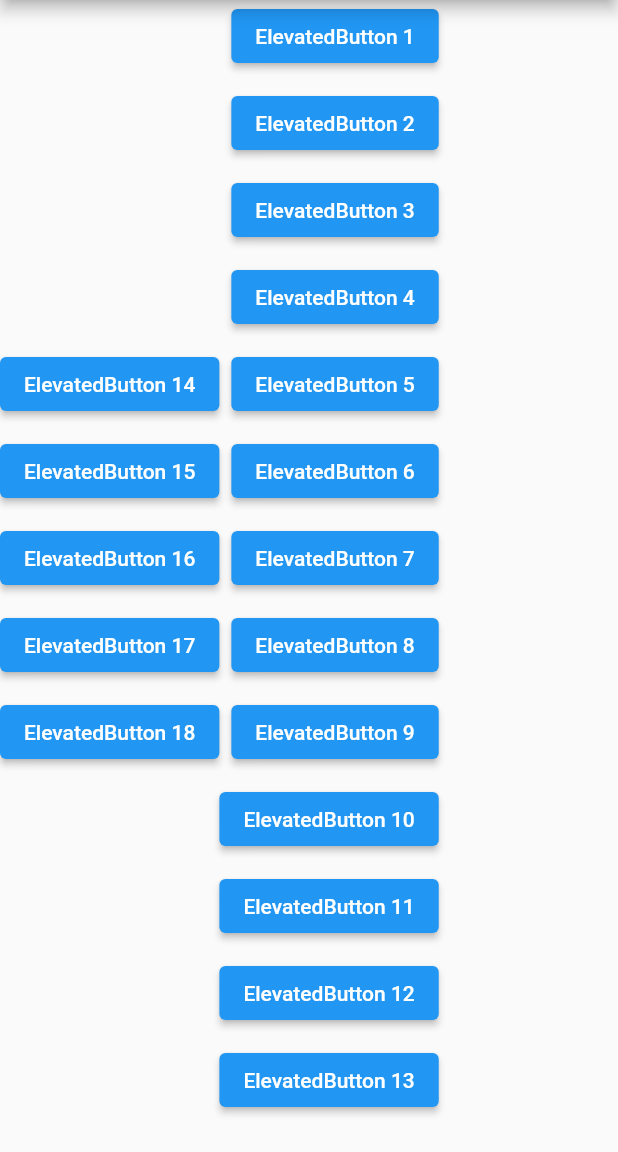
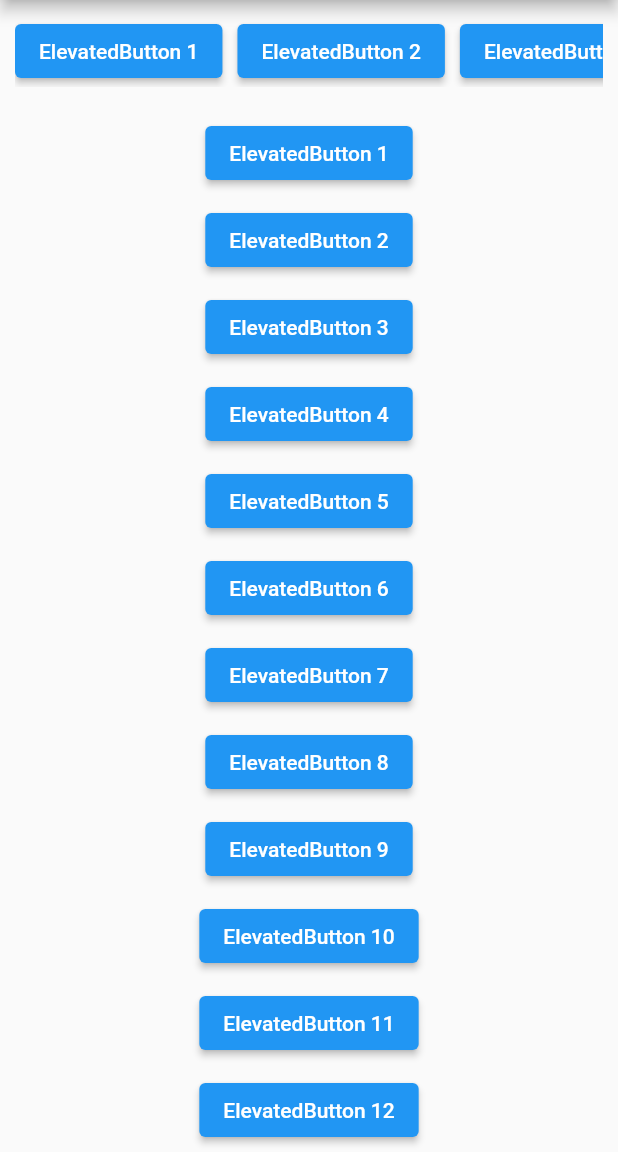
Before and after one commit to partho-debnath/flutter, a Flutter app: the screen it shows after launch, on a phone screen of 412 x 824 dp, the part 84-1236 px from its top. Run offline on Flutter 3.47's test engine with Material 2 defaults, Android fonts, the phone set to English and light mode, and no system bars.

Commit message:
SingleChildScrollView

```diff
--- a/lib/screens/home_screen.dart
+++ b/lib/screens/home_screen.dart
@@ -1,6 +1,6 @@
 import 'package:flutter/material.dart';
 
-import '../widgets/wrap_widget.dart';
+import '../widgets/singlechildscrollview_widget.dart';
 
 class HomeScreen extends StatelessWidget {
   const HomeScreen({Key? key}) : super(key: key);
@@ -11,7 +11,7 @@ class HomeScreen extends StatelessWidget {
       appBar: AppBar(
         title: const Text('Flutter Widgets'),
       ),
-      body: const MyWrap(),
+      body: const MySingleChildScrollView(),
     );
   }
 }
--- /dev/null
+++ b/lib/widgets/singlechildscrollview_widget.dart
@@ -0,0 +1,112 @@
+import 'package:flutter/material.dart';
+
+class MySingleChildScrollView extends StatelessWidget {
+  const MySingleChildScrollView({super.key});
+
+  @override
+  Widget build(BuildContext context) {
+    return SingleChildScrollView(
+      padding: const EdgeInsets.all(10),
+      scrollDirection: Axis.vertical,
+      // reverse: true,
+
+      child: Center(
+        child: Column(
+          children: <Widget>[
+            SingleChildScrollView(
+              scrollDirection: Axis.horizontal,
+              child: Row(
+                children: [
+                  ElevatedButton(
+                      onPressed: () {}, child: const Text('ElevatedButton 1')),
+                  const SizedBox(height: 10, width: 10),
+                  ElevatedButton(
+                      onPressed: () {}, child: const Text('ElevatedButton 2')),
+                  const SizedBox(height: 10, width: 10),
+                  ElevatedButton(
+                      onPressed: () {}, child: const Text('ElevatedButton 3')),
+                  const SizedBox(height: 10, width: 10),
+                  ElevatedButton(
+                      onPressed: () {}, child: const Text('ElevatedButton 4')),
+                  const SizedBox(height: 10, width: 10),
+                  ElevatedButton(
+                      onPressed: () {}, child: const Text('ElevatedButton 5')),
+                  const SizedBox(height: 10, width: 10),
+                  ElevatedButton(
+                      onPressed: () {}, child: const Text('ElevatedButton 6')),
+                  const SizedBox(height: 10, width: 10),
+                  ElevatedButton(
+                      onPressed: () {}, child: const Text('ElevatedButton 7')),
+                  const SizedBox(height: 10, width: 10),
+                  ElevatedButton(
+                      onPressed: () {}, child: const Text('ElevatedButton 8')),
+                  const SizedBox(height: 10, width: 10),
+                  ElevatedButton(
+                      onPressed: () {}, child: const Text('ElevatedButton 9')),
+                  const SizedBox(height: 10, width: 10),
+                  ElevatedButton(
+                      onPressed: () {}, child: const Text('ElevatedButton 10')),
+                ],
+              ),
+            ),
+            const SizedBox(height: 20, width: 10),
+            ElevatedButton(
+                onPressed: () {}, child: const Text('ElevatedButton 1')),
+            const SizedBox(height: 10, width: 10),
+            ElevatedButton(
+                onPressed: () {}, child: const Text('ElevatedButton 2')),
+            const SizedBox(height: 10, width: 10),
+            ElevatedButton(
+                onPressed: () {}, child: const Text('ElevatedButton 3')),
+            const SizedBox(height: 10, width: 10),
+            ElevatedButton(
+                onPressed: () {}, child: const Text('ElevatedButton 4')),
+            const SizedBox(height: 10, width: 10),
+            ElevatedButton(
+                onPressed: () {}, child: const Text('ElevatedButton 5')),
+            const SizedBox(height: 10, width: 10),
+            ElevatedButton(
+                onPressed: () {}, child: const Text('ElevatedButton 6')),
+            const SizedBox(height: 10, width: 10),
+            ElevatedButton(
+                onPressed: () {}, child: const Text('ElevatedButton 7')),
+            const SizedBox(height: 10, width: 10),
+            ElevatedButton(
+                onPressed: () {}, child: const Text('ElevatedButton 8')),
+            const SizedBox(height: 10, width: 10),
+            ElevatedButton(
+                onPressed: () {}, child: const Text('ElevatedButton 9')),
+            const SizedBox(height: 10, width: 10),
+            ElevatedButton(
+                onPressed: () {}, child: const Text('ElevatedButton 10')),
+            const SizedBox(height: 10, width: 10),
+            ElevatedButton(
+                onPressed: () {}, child: const Text('ElevatedButton 11')),
+            const SizedBox(height: 10, width: 10),
+            ElevatedButton(
+                onPressed: () {}, child: const Text('ElevatedButton 12')),
+            const SizedBox(height: 10, width: 10),
+            ElevatedButton(
+                onPressed: () {}, child: const Text('ElevatedButton 13')),
+            const SizedBox(height: 10, width: 10),
+            ElevatedButton(
+                onPressed: () {}, child: const Text('ElevatedButton 14')),
+            const SizedBox(height: 10, width: 10),
+            ElevatedButton(
+                onPressed: () {}, child: const Text('ElevatedButton 15')),
+            const SizedBox(height: 10, width: 10),
+            ElevatedButton(
+                onPressed: () {}, child: const Text('ElevatedButton 16')),
+            const SizedBox(height: 10, width: 10),
+            ElevatedButton(
+                onPressed: () {}, child: const Text('ElevatedButton 17')),
+            const SizedBox(height: 10, width: 10),
+            ElevatedButton(
+                onPressed: () {}, child: const Text('ElevatedButton 18')),
+            const SizedBox(height: 10, width: 10),
+          ],
+        ),
+      ),
+    );
+  }
+}
```
